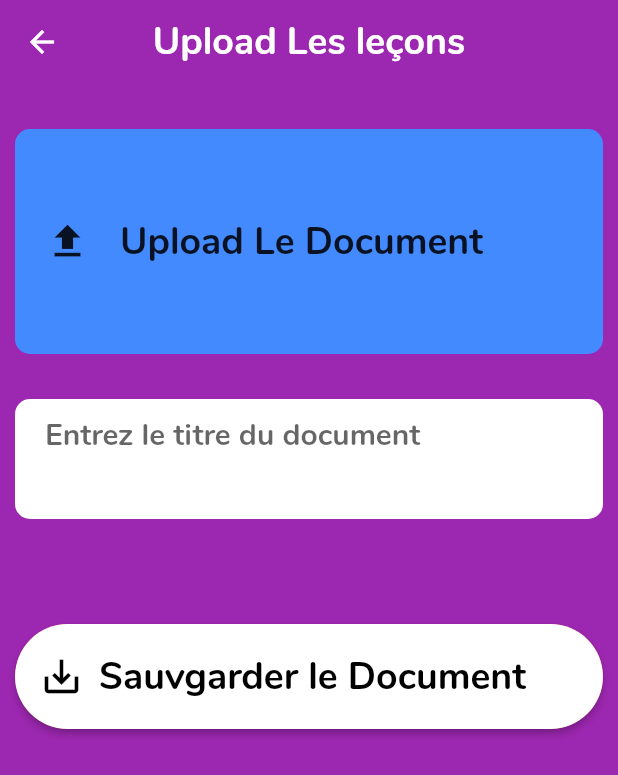
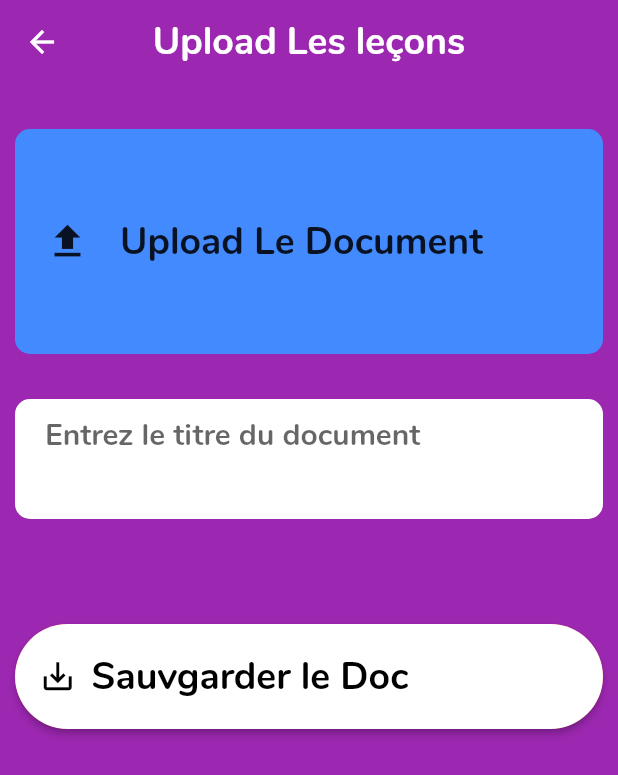
Before and after one commit to hamadachtibat/bestproject, a Flutter app: the uploadlesson1a screen opened directly, on a phone screen of 412 x 824 dp. Shown: the top 775 px of the screen. Run offline on Flutter 3.47's test engine with Material 2 defaults, Android fonts, the phone set to English and light mode, and no system bars; our stand-ins replace carousel_pro, cloud_firestore, curved_navigation_bar, file_picker, firebase_auth, firebase_storage and 2 more; missing offline and left inert: flutter_plugin_pdf_viewer; accounts and stored records are empty; network calls fail.

Commit message:
update 2

```diff
--- a/lib/lessonupload/lessonuploada1.dart
+++ b/lib/lessonupload/lessonuploada1.dart
@@ -135,13 +135,15 @@ class _uploadlesson1aState extends State<uploadlesson1a> {
                     child: Row(
                       children: <Widget>[
                         Icon(Icons.save_alt,
-                          size: 30,
+                          size: 25,
                           color: Colors.black,),
                         SizedBox(width: 10,),
-                        Text('Sauvgarder le Document',
-                          style: TextStyle(fontSize: 25,
-                              color: Colors.black),
+                        Expanded(
+                          child: Text('Sauvgarder le Doc',
+                            style: TextStyle(fontSize: 25,
+                                color: Colors.black),
 
+                          ),
                         )
                       ],
                     ),
--- a/lib/main.dart
+++ b/lib/main.dart
@@ -155,7 +155,7 @@ class _LoginPageState extends State<LoginPage> {
                                   milliseconds: 1000
                               ),
                               margin:  EdgeInsets.only(
-                                top: 50,
+                                top: 80,
                               ),
                               child: Text(
                                 "BIENVENUE",
```
Also changed, not shown: lib/pages/primaire.dart (+6 -12 lines), lib/primairelesson/primaire1classe.dart (+3 -4 lines).
